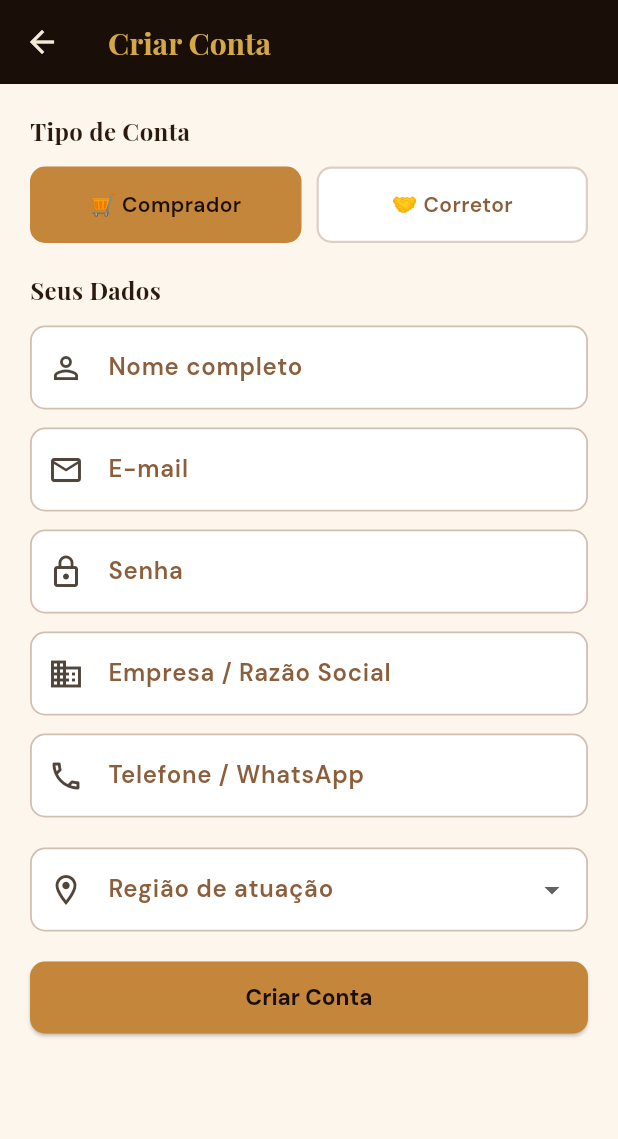
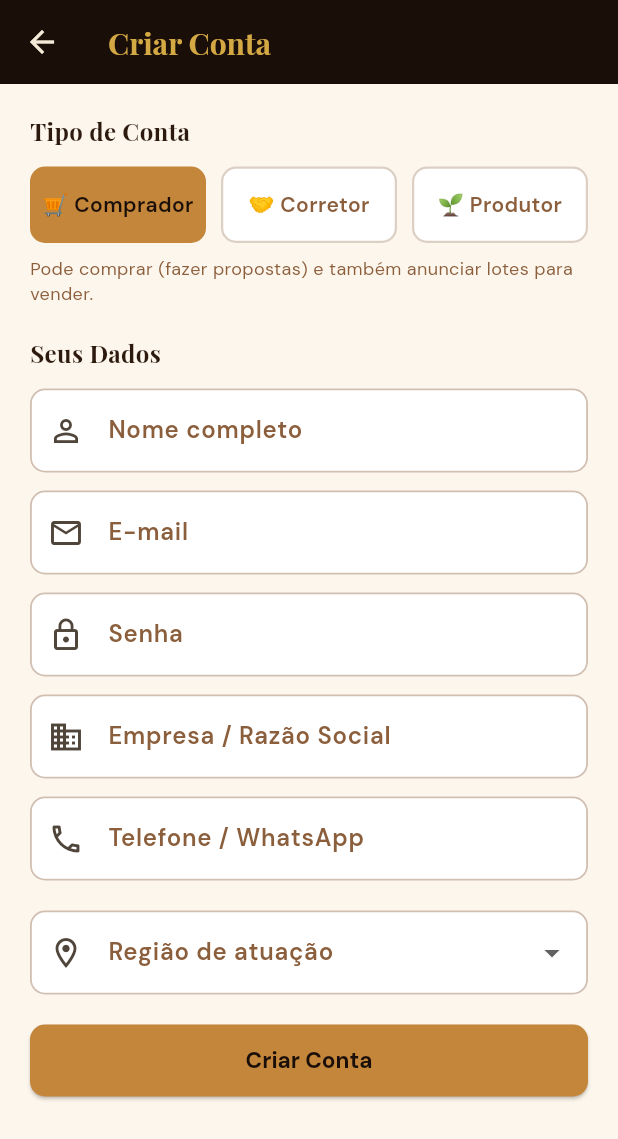
Before and after one commit to marcoaevaristo/projeto_cafe_conecta, a Flutter app: the CadastroScreen screen opened directly, on a phone screen of 412 x 824 dp. Shown: the top 1139 px of the screen. Run offline on Flutter 3.47's test engine with Material 3 defaults, Android fonts, the phone set to English and light mode, and no system bars; our stand-ins replace fl_chart, flutter_map, google_fonts, image_picker, latlong2, pdf and 3 more; accounts and stored records are empty; network calls fail.

Commit message:
feat: opção Produtor no cadastro
Co-Authored-By: Claude Opus 5.5 <noreply@anthropic.com>
Claude-Session: https://claude.ai/code/session_01HumBvmj5PuTGBNg2fFGGLy

```diff
--- a/lib/screens/cadastro_screen.dart
+++ b/lib/screens/cadastro_screen.dart
@@ -49,8 +49,20 @@ class _CadastroScreenState extends State<CadastroScreen> {
                     valor: 'corretor',
                     selecionado: _tipo,
                     onTap: (v) => setState(() => _tipo = v)),
+                const SizedBox(width: 10),
+                _TipoBtn(
+                    label: '🌱 Produtor',
+                    valor: 'produtor',
+                    selecionado: _tipo,
+                    onTap: (v) => setState(() => _tipo = v)),
               ],
             ),
+            const SizedBox(height: 8),
+            Text(
+                _tipo == 'produtor'
+                    ? 'Produtor anuncia e vende seus lotes.'
+                    : 'Pode comprar (fazer propostas) e também anunciar lotes para vender.',
+                style: GoogleFonts.dmSans(fontSize: 12, color: CafeColors.lightRoast)),
             const SizedBox(height: 20),
             _secao('Seus Dados'),
             _campo(_nomeCtrl, 'Nome completo', Icons.person_outline),
```
